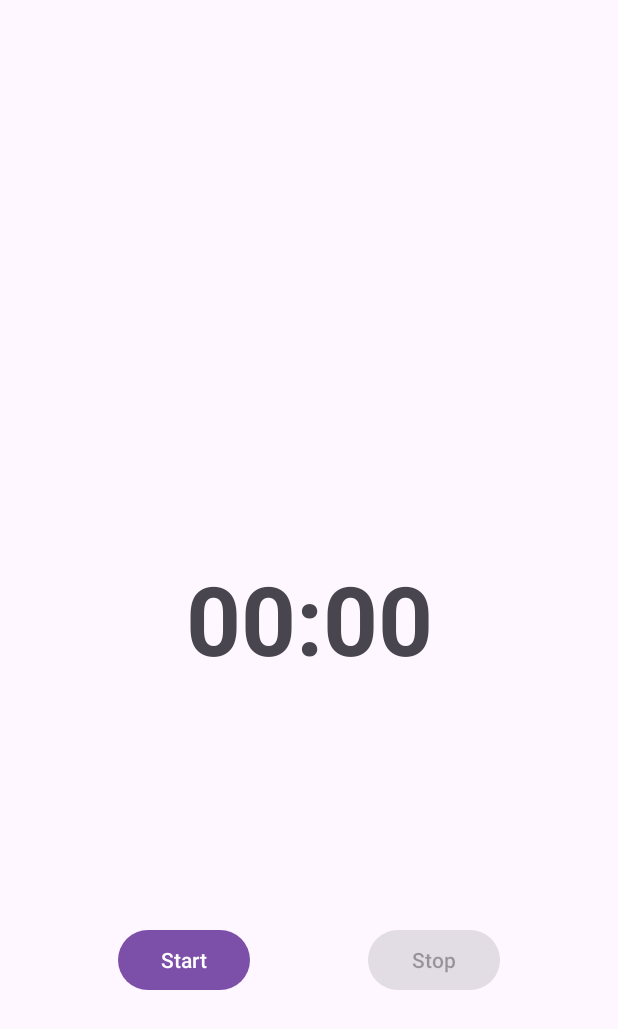
After one commit to BayuNindioko/HabitApp, an Android app: the CountDownActivity screen opened directly, with no data from a screen before it, on a phone screen of 412 x 824 dp. The commit adds this screen. Shown: the top 1029 px of the screen. Run offline under Robolectric (Android 15) with nearby library versions, the phone set to English and light mode, and no system bars; 1 statement that could not run was skipped.

Commit message:
CountDownActivity

```diff
--- a/app/src/main/AndroidManifest.xml
+++ b/app/src/main/AndroidManifest.xml
@@ -31,6 +31,9 @@
             android:name=".Login.SignUpActivity"
             android:exported="false" />
         <activity
+            android:name=".countdown.CountDownActivity"
+            android:exported="false" />
+        <activity
             android:name=".Login.LoginActivity"
             android:exported="true">
             <intent-filter>
--- /dev/null
+++ b/app/src/main/java/com/example/habitapp/countdown/CountDownActivity.kt
@@ -0,0 +1,53 @@
+package com.example.habitapp.countdown
+import android.os.Bundle
+import android.widget.Button
+import android.widget.TextView
+import androidx.appcompat.app.AppCompatActivity
+import androidx.lifecycle.ViewModelProvider
+import androidx.work.*
+import com.dicoding.habitapp.utils.NOTIF_UNIQUE_WORK
+import com.example.habitapp.R
+
+class CountDownActivity : AppCompatActivity() {
+
+    override fun onCreate(savedInstanceState: Bundle?) {
+        super.onCreate(savedInstanceState)
+        setContentView(R.layout.activity_count_down)
+        supportActionBar?.title = "Count Down"
+
+        val habitId = intent.getStringExtra("HABIT_ID")
+        val habitTitle = intent.getStringExtra("HABIT_TITLE")
+        val habitMinute = intent.getIntExtra("HABIT_MINUTE", 0).toLong()
+
+        findViewById<TextView>(R.id.tv_count_down_title).text = habitTitle
+
+        val viewModel = ViewModelProvider(this)[CountDownViewModel::class.java]
+
+        val workManager = WorkManager.getInstance(applicationContext)
+
+
+        viewModel.setInitialTime(habitMinute)
+        viewModel.currentTimeString.observe(this) { currentTimeString ->
+            findViewById<TextView>(R.id.tv_count_down).text = currentTimeString
+        }
+
+        findViewById<Button>(R.id.btn_start).setOnClickListener {
+            viewModel.startTimer()
+            updateButtonState(true)
+        }
+
+        findViewById<Button>(R.id.btn_stop).setOnClickListener {
+
+            viewModel.resetTimer()
+            updateButtonState(false)
+            workManager.cancelAllWorkByTag(NOTIF_UNIQUE_WORK)
+        }
+    }
+
+    private fun updateButtonState(isRunning: Boolean) {
+        findViewById<Button>(R.id.btn_start).isEnabled = !isRunning
+        findViewById<Button>(R.id.btn_stop).isEnabled = isRunning
+    }
+
+
+}
--- /dev/null
+++ b/app/src/main/java/com/example/habitapp/countdown/CountDownViewModel.kt
@@ -0,0 +1,55 @@
+package com.example.habitapp.countdown
+
+import android.os.CountDownTimer
+import android.text.format.DateUtils
+import androidx.lifecycle.LiveData
+import androidx.lifecycle.MutableLiveData
+import androidx.lifecycle.ViewModel
+import androidx.lifecycle.map
+
+class CountDownViewModel : ViewModel() {
+
+    private var timer: CountDownTimer? = null
+
+    private val initialTime = MutableLiveData<Long>()
+    private val currentTime = MutableLiveData<Long>()
+
+    val currentTimeString = currentTime.map { time ->
+        DateUtils.formatElapsedTime(time / 1000)
+    }
+
+    private val _eventCountDownFinish = MutableLiveData<Boolean>()
+    val eventCountDownFinish: LiveData<Boolean> = _eventCountDownFinish
+
+    fun setInitialTime(minuteFocus: Long) {
+        val initialTimeMillis = minuteFocus * 60 * 1000
+        initialTime.value = initialTimeMillis
+        currentTime.value = initialTimeMillis
+
+        timer = object : CountDownTimer(initialTimeMillis, 1000) {
+
+            override fun onTick(millisUntilFinished: Long) {
+                currentTime.value = millisUntilFinished
+            }
+
+            override fun onFinish() {
+                resetTimer()
+            }
+        }
+    }
+
+    fun startTimer() {
+        timer?.start()
+    }
+
+    fun resetTimer() {
+        timer?.cancel()
+        currentTime.value = initialTime.value
+        _eventCountDownFinish.value = true
+    }
+
+    override fun onCleared() {
+        super.onCleared()
+        timer?.cancel()
+    }
+}
--- /dev/null
+++ b/app/src/main/res/layout/activity_count_down.xml
@@ -0,0 +1,60 @@
+<?xml version="1.0" encoding="utf-8"?>
+<androidx.constraintlayout.widget.ConstraintLayout xmlns:android="http://schemas.android.com/apk/res/android"
+    xmlns:app="http://schemas.android.com/apk/res-auto"
+    xmlns:tools="http://schemas.android.com/tools"
+    android:layout_width="match_parent"
+    android:layout_height="match_parent"
+    >
+
+    <TextView
+        android:id="@+id/tv_count_down_title"
+        android:layout_width="wrap_content"
+        android:layout_height="wrap_content"
+        android:layout_marginStart="16dp"
+        android:layout_marginEnd="16dp"
+        android:textSize="24sp"
+        android:textStyle="bold"
+        app:layout_constraintBottom_toTopOf="@+id/tv_count_down"
+        app:layout_constraintEnd_toEndOf="parent"
+        app:layout_constraintStart_toStartOf="parent"
+        app:layout_constraintTop_toTopOf="parent"
+        app:layout_constraintVertical_bias="0.75"
+        tools:text="Reading" />
+
+    <TextView
+        android:id="@+id/tv_count_down"
+        android:layout_width="0dp"
+        android:layout_height="wrap_content"
+        android:layout_marginStart="8dp"
+        android:layout_marginEnd="8dp"
+        android:gravity="center"
+        android:textSize="64sp"
+        android:textStyle="bold"
+        app:layout_constraintBottom_toBottomOf="parent"
+        app:layout_constraintEnd_toEndOf="parent"
+        app:layout_constraintStart_toStartOf="parent"
+        app:layout_constraintTop_toTopOf="parent"
+        tools:text="22:22:22" />
+
+    <Button
+        android:id="@+id/btn_start"
+        android:layout_width="wrap_content"
+        android:layout_height="wrap_content"
+        android:text="Start"
+        app:layout_constraintBottom_toBottomOf="parent"
+        app:layout_constraintEnd_toStartOf="@+id/btn_stop"
+        app:layout_constraintStart_toStartOf="parent"
+        app:layout_constraintTop_toBottomOf="@+id/tv_count_down" />
+
+    <Button
+        android:id="@+id/btn_stop"
+        android:layout_width="wrap_content"
+        android:layout_height="wrap_content"
+        android:enabled="false"
+        android:text="Stop"
+        app:layout_constraintBottom_toBottomOf="parent"
+        app:layout_constraintEnd_toEndOf="parent"
+        app:layout_constraintStart_toEndOf="@+id/btn_start"
+        app:layout_constraintTop_toBottomOf="@+id/tv_count_down" />
+
+</androidx.constraintlayout.widget.ConstraintLayout>
--- a/app/src/main/res/layout/activity_detail.xml
+++ b/app/src/main/res/layout/activity_detail.xml
@@ -79,6 +79,7 @@
         app:layout_constraintTop_toBottomOf="@+id/start" />
 
     <Button
+        android:id="@+id/cd_btn"
         android:layout_width="wrap_content"
         android:layout_height="wrap_content"
         android:layout_marginBottom="24dp"
```
Also changed, not shown: app/build.gradle (+34 -2 lines), app/src/main/java/com/example/habitapp/detail/DetailActivity.kt (+9 -1 lines).
